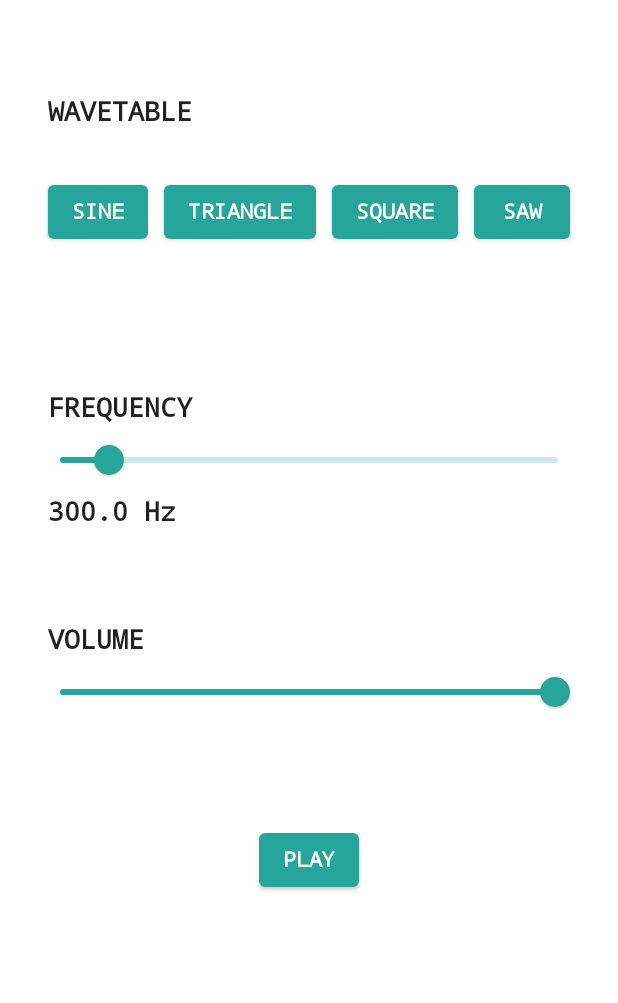
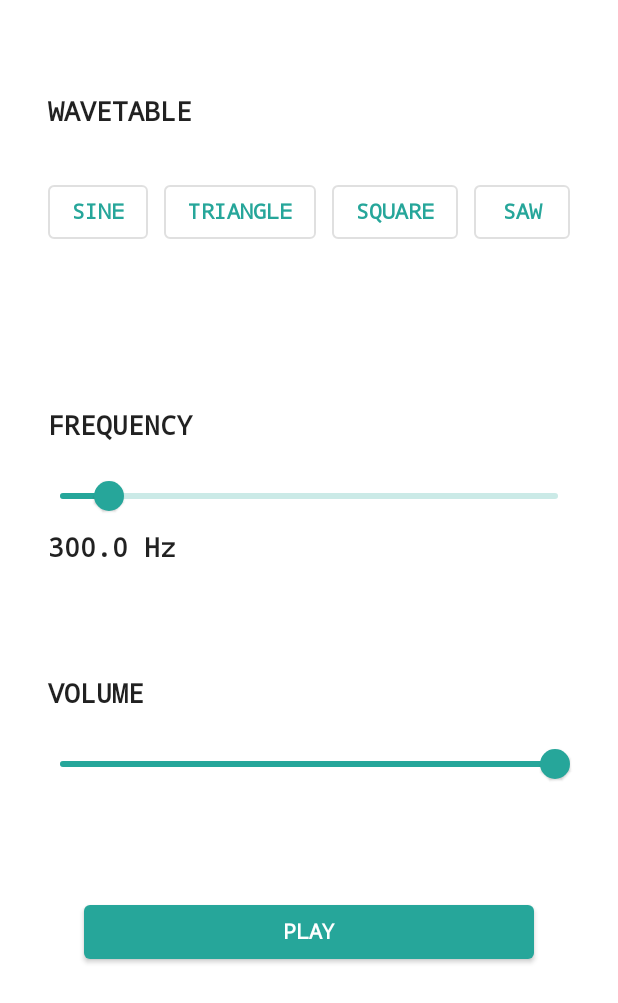
Before and after one commit to benni-dev-ux/JetpackWaveSynth, an Android app built with Jetpack Compose: the screen it shows after launch (MainActivity), on a phone screen of 412 x 824 dp. Shown: the top 1003 px of the screen. Run offline under Robolectric (Android 15) with nearby library versions, the light colour scheme and no system bars; our stand-ins replace accompanist.

Commit message:
layout refinements

```diff
--- a/app/src/main/java/com/example/jetpackwavesynth/MainActivity.kt
+++ b/app/src/main/java/com/example/jetpackwavesynth/MainActivity.kt
@@ -1,7 +1,6 @@
 package com.example.jetpackwavesynth
 
 
-import android.content.pm.ActivityInfo
 import android.os.Bundle
 import androidx.activity.ComponentActivity
 import androidx.activity.compose.setContent
@@ -12,7 +11,6 @@ import androidx.compose.runtime.mutableStateOf
 import androidx.compose.runtime.saveable.rememberSaveable
 import androidx.compose.ui.Alignment
 import androidx.compose.ui.Modifier
-import androidx.compose.ui.graphics.Color
 import androidx.compose.ui.res.stringResource
 import androidx.compose.ui.unit.dp
 import com.example.jetpackwavesynth.ui.theme.JetpackWaveSynthTheme
@@ -26,7 +24,6 @@ class MainActivity : ComponentActivity() {
             val systemUiController: SystemUiController = rememberSystemUiController()
 
             systemUiController.isSystemBarsVisible = false // Status & Navigation bars
-            systemUiController.setNavigationBarColor(Color.Transparent)
 
             JetpackWaveSynthTheme {
                 // A surface container using the 'background' color from the theme
@@ -100,7 +97,12 @@ private fun ControlsPanel(
                     .fillMaxWidth()
                     .padding(0.dp, 32.dp),
             ) {
-                Text("FREQUENCY")
+               Row (
+                   modifier = Modifier.padding(0.dp,12.dp)
+                       ){
+                   Text("FREQUENCY")
+
+               }
 
                 PitchControl(modifier)
 
@@ -118,7 +120,12 @@ private fun ControlsPanel(
                     .fillMaxWidth()
                     .padding(0.dp, 32.dp),
             ) {
-                Text("VOLUME")
+                Row (
+                    modifier = Modifier.padding(0.dp,12.dp)
+                ){
+                    Text("VOLUME")
+
+                }
 
                 VolumeControl(modifier)
 
@@ -172,7 +179,7 @@ private fun WavetableButton(
     onClick: () -> Unit,
     label: String,
 ) {
-    Button(modifier = modifier, onClick = onClick) {
+    OutlinedButton(modifier = modifier, onClick = onClick) {
         Text(label)
     }
 }
@@ -223,7 +230,7 @@ private fun PitchControlContent(
 
 @Composable
 private fun PlayControl(modifier: Modifier) {
-    Button(modifier = modifier,
+    Button(modifier = modifier.width(300.dp),
 
         onClick = {}) {
         Text(stringResource(R.string.play))
```
